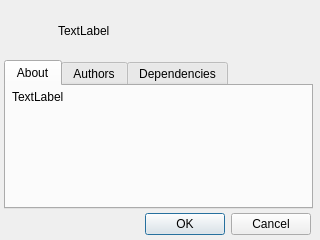
Above: res/ui/plugin-info-dialog.ui from smartboyhw/speechcontrol before the change. Below: the same form after it.
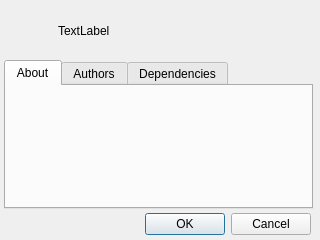
That is the form after the change. The open tabs and pages were chosen to show the change. Icons and pictures are not drawn.

```diff
--- a/res/ui/plugin-info-dialog.ui
+++ b/res/ui/plugin-info-dialog.ui
@@ -55,11 +55,17 @@
       </rect>
      </property>
      <property name="text">
-      <string>TextLabel</string>
+      <string/>
      </property>
      <property name="alignment">
       <set>Qt::AlignLeading|Qt::AlignLeft|Qt::AlignTop</set>
      </property>
+     <property name="wordWrap">
+      <bool>true</bool>
+     </property>
+     <property name="margin">
+      <number>5</number>
+     </property>
     </widget>
    </widget>
    <widget class="QWidget" name="tab_2">
```
Left out of the diff: 7 changed lines with no effect on the pictures.
